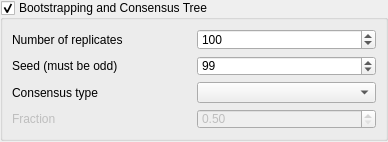
Before: the Qt Designer form src/plugins_3rdparty/phylip/src/ui/SeqBootModel.ui in violethaze74/ugene, drawn with Qt 5.
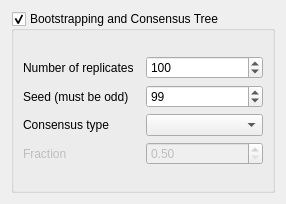
After: the same form once the commit is applied.

Commit message: UGENE-904 Broken layout of 'Build Tree' dialog on Mac OS

```diff
--- a/src/plugins_3rdparty/phylip/src/ui/SeqBootModel.ui
+++ b/src/plugins_3rdparty/phylip/src/ui/SeqBootModel.ui
@@ -6,35 +6,32 @@
    <rect>
     <x>0</x>
     <y>0</y>
-    <width>388</width>
-    <height>142</height>
+    <width>286</width>
+    <height>204</height>
    </rect>
   </property>
   <property name="minimumSize">
    <size>
-    <width>388</width>
-    <height>142</height>
+    <width>0</width>
+    <height>0</height>
    </size>
   </property>
   <property name="windowTitle">
    <string notr="true"/>
   </property>
+  <layout class="QHBoxLayout" name="horizontalLayout_5">
+   <property name="sizeConstraint">
+    <enum>QLayout::SetMinimumSize</enum>
+   </property>
+   <item>
   <widget class="QGroupBox" name="BootstrapGroupBox">
    <property name="enabled">
     <bool>true</bool>
    </property>
-   <property name="geometry">
-    <rect>
-     <x>0</x>
-     <y>0</y>
-     <width>388</width>
-     <height>141</height>
-    </rect>
-   </property>
    <property name="minimumSize">
     <size>
-     <width>388</width>
-     <height>140</height>
+       <width>0</width>
+       <height>0</height>
     </size>
    </property>
    <property name="title">
@@ -47,10 +44,19 @@
     <bool>true</bool>
    </property>
    <layout class="QGridLayout" name="gridLayout_2">
+      <property name="sizeConstraint">
+       <enum>QLayout::SetMinimumSize</enum>
+      </property>
     <item row="0" column="0">
      <layout class="QGridLayout" name="gridLayout">
+        <property name="sizeConstraint">
+         <enum>QLayout::SetMinimumSize</enum>
+        </property>
       <item row="0" column="0">
        <layout class="QHBoxLayout" name="horizontalLayout">
+          <property name="sizeConstraint">
+           <enum>QLayout::SetNoConstraint</enum>
+          </property>
         <item>
          <widget class="QLabel" name="label2">
           <property name="enabled">
@@ -81,6 +87,9 @@
       </item>
       <item row="1" column="0">
        <layout class="QHBoxLayout" name="horizontalLayout_2">
+          <property name="sizeConstraint">
+           <enum>QLayout::SetNoConstraint</enum>
+          </property>
         <item>
          <widget class="QLabel" name="label3">
           <property name="enabled">
@@ -111,6 +120,9 @@
       </item>
       <item row="2" column="0">
        <layout class="QHBoxLayout" name="horizontalLayout_3">
+          <property name="sizeConstraint">
+           <enum>QLayout::SetMinimumSize</enum>
+          </property>
         <item>
          <widget class="QLabel" name="label4">
           <property name="enabled">
@@ -132,6 +144,9 @@
       </item>
       <item row="3" column="0">
        <layout class="QHBoxLayout" name="horizontalLayout_4">
+          <property name="sizeConstraint">
+           <enum>QLayout::SetMinimumSize</enum>
+          </property>
         <item>
          <widget class="QLabel" name="label5">
           <property name="enabled">
@@ -164,6 +179,8 @@
     </item>
    </layout>
   </widget>
+   </item>
+  </layout>
  </widget>
  <resources/>
  <connections/>
```
Lines whose indentation alone changed are shown as unchanged. The commit also changes 3 other files.
